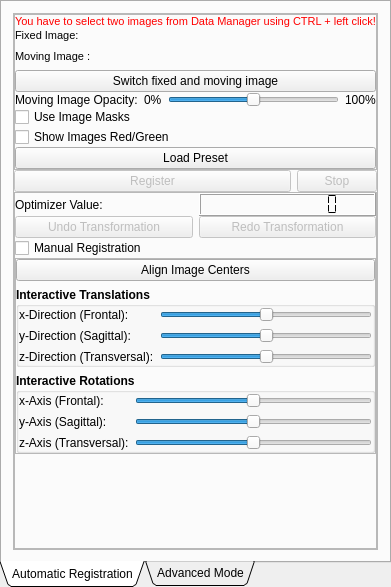
Above: Modules/Bundles/org.mitk.gui.qt.rigidregistration/src/internal/QmitkRigidRegistrationViewControls.ui from MITK/MITK before the change. Below: the same form after it.
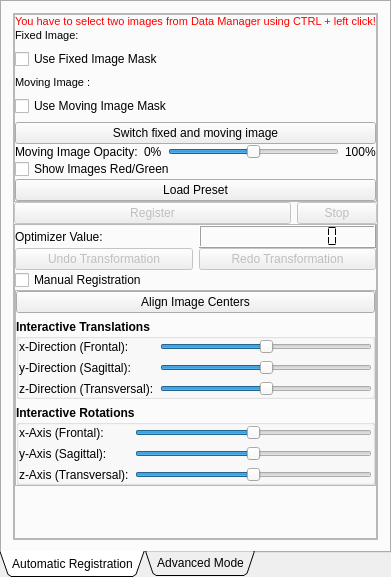
That is the form after the change. Icons and pictures are not drawn. Custom widgets are drawn as their Qt base class.

Commit message: FIX (#3166): All transforms metrics and optimizer have their own GUI classes which were added to QmitkRigidRegistrationSelector in constructor.

The edit to the form file:
```diff
--- a/Modules/Bundles/org.mitk.gui.qt.rigidregistration/src/internal/QmitkRigidRegistrationViewControls.ui
+++ b/Modules/Bundles/org.mitk.gui.qt.rigidregistration/src/internal/QmitkRigidRegistrationViewControls.ui
@@ -6,8 +6,8 @@
    <rect>
     <x>0</x>
     <y>0</y>
-    <width>378</width>
-    <height>587</height>
+    <width>381</width>
+    <height>577</height>
    </rect>
   </property>
   <property name="minimumSize">
@@ -213,7 +213,7 @@
                  </property>
                 </widget>
                </item>
-               <item row="1" column="0">
+               <item row="2" column="0">
                 <widget class="QLabel" name="m_MovingLabel">
                  <property name="font">
                   <font>
@@ -225,7 +225,7 @@
                  </property>
                 </widget>
                </item>
-               <item row="1" column="1">
+               <item row="2" column="1">
                 <widget class="QLabel" name="TextLabelMoving">
                  <property name="font">
                   <font>
@@ -240,13 +240,27 @@
                  </property>
                 </widget>
                </item>
-               <item row="2" column="0" colspan="2">
+               <item row="4" column="0" colspan="2">
                 <widget class="QPushButton" name="m_SwitchImages">
                  <property name="text">
                   <string>Switch fixed and moving image</string>
                  </property>
                 </widget>
                </item>
+               <item row="1" column="0">
+                <widget class="QCheckBox" name="m_UseFixedImageMask">
+                 <property name="text">
+                  <string>Use Fixed Image Mask</string>
+                 </property>
+                </widget>
+               </item>
+               <item row="3" column="0">
+                <widget class="QCheckBox" name="m_UseMovingImageMask">
+                 <property name="text">
+                  <string>Use Moving Image Mask</string>
+                 </property>
+                </widget>
+               </item>
               </layout>
              </item>
              <item>
@@ -296,13 +310,6 @@
                </item>
               </layout>
              </item>
-             <item>
-              <widget class="QCheckBox" name="m_UseImageMasks">
-               <property name="text">
-                <string>Use Image Masks</string>
-               </property>
-              </widget>
-             </item>
              <item>
               <widget class="QmitkSliderNavigatorWidget" name="timeSlider" native="true"/>
              </item>
```
The commit also changes 154 other files.
